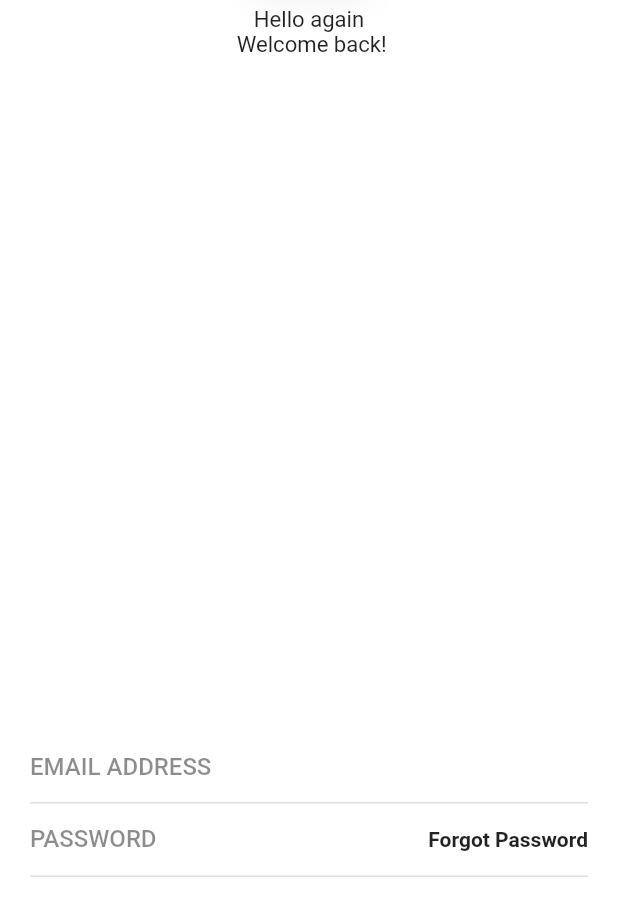
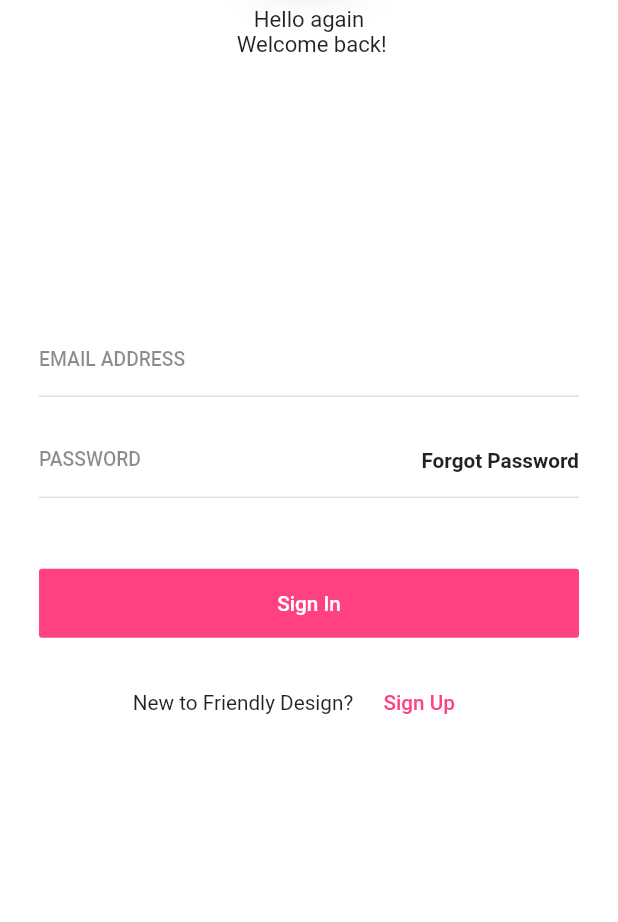
Before and after one commit to SupineDread/app_design, a Flutter app: the screen it shows after launch, on a phone screen of 412 x 824 dp, the part 314-1236 px from its top. Run offline on Flutter 3.47's test engine with Material 2 defaults, Android fonts, the phone set to English and light mode, and no system bars; our stand-ins replace flutter_svg.

Commit message:
More code

```diff
--- a/lib/utils/responsive.dart
+++ b/lib/utils/responsive.dart
@@ -3,10 +3,12 @@ import 'dart:math' as math;
 
 class Responsive {
   double _width, _height, _diagonal;
+  bool _isTablet;
 
   double get width => _width;
   double get height => _height;
   double get diagonal => _diagonal;
+  bool get isTablet => _isTablet;
 
   static Responsive of(BuildContext context) => Responsive(context);
 
@@ -16,6 +18,7 @@ class Responsive {
     this._height = size.height;
     this._diagonal =
         math.sqrt(math.pow(this._width, 2) + math.pow(this._height, 2));
+    this._isTablet = size.shortestSide >= 600;
   }
 
   double wp(double percent) => _width * percent / 100;
--- a/lib/widgets/input_text.dart
+++ b/lib/widgets/input_text.dart
@@ -4,20 +4,25 @@ class InputText extends StatelessWidget {
   final String label;
   final TextInputType keyboardType;
   final bool obscureText, borderEnabled;
+  final double fontSize;
 
-  const InputText({
-    Key key,
-    this.label = "",
-    this.keyboardType = TextInputType.text,
-    this.obscureText = false,
-    this.borderEnabled = true,
-  }) : super(key: key);
+  const InputText(
+      {Key key,
+      this.label = "",
+      this.keyboardType = TextInputType.text,
+      this.obscureText = false,
+      this.borderEnabled = true,
+      this.fontSize = 15})
+      : super(key: key);
 
   @override
   Widget build(BuildContext context) {
     return TextFormField(
       keyboardType: this.keyboardType,
       obscureText: this.obscureText,
+      style: TextStyle(
+        fontSize: this.fontSize,
+      ),
       decoration: InputDecoration(
         contentPadding: EdgeInsets.symmetric(vertical: 5),
         enabledBorder: this.borderEnabled
--- a/lib/widgets/login_form.dart
+++ b/lib/widgets/login_form.dart
@@ -1,4 +1,5 @@
 import 'package:flutter/material.dart';
+import 'package:flutter_api_rest/utils/responsive.dart';
 import 'package:flutter_api_rest/widgets/input_text.dart';
 
 class LoginForm extends StatefulWidget {
@@ -9,15 +10,23 @@ class LoginForm extends StatefulWidget {
 class _LoginFormState extends State<LoginForm> {
   @override
   Widget build(BuildContext context) {
+    final Responsive responsive = Responsive.of(context);
+
     return Positioned(
       bottom: 30,
-      left: 20,
-      right: 20,
+      child: Container(
+        constraints: BoxConstraints(
+          maxWidth: responsive.isTablet ? 430 : 360,
+        ),
         child: Column(
           children: <Widget>[
             InputText(
               keyboardType: TextInputType.emailAddress,
               label: "EMAIL ADDRESS",
+              fontSize: responsive.dp(responsive.isTablet ? 1.2 : 1.4),
+            ),
+            SizedBox(
+              height: responsive.dp(2),
             ),
             Container(
               decoration: BoxDecoration(
@@ -32,6 +41,7 @@ class _LoginFormState extends State<LoginForm> {
                       obscureText: true,
                       borderEnabled: false,
                       label: "PASSWORD",
+                      fontSize: responsive.dp(responsive.isTablet ? 1.2 : 1.4),
                     ),
                   ),
                   FlatButton(
@@ -40,6 +50,8 @@ class _LoginFormState extends State<LoginForm> {
                       "Forgot Password",
                       style: TextStyle(
                         fontWeight: FontWeight.bold,
+                        fontSize:
+                            responsive.dp(responsive.isTablet ? 1.2 : 1.5),
                       ),
                     ),
                     onPressed: () {},
@@ -47,7 +59,55 @@ class _LoginFormState extends State<LoginForm> {
                 ],
               ),
             ),
+            SizedBox(
+              height: responsive.dp(5),
+            ),
+            SizedBox(
+              width: double.infinity,
+              child: FlatButton(
+                padding: EdgeInsets.symmetric(
+                  vertical: 15.0,
+                ),
+                child: Text(
+                  "Sign In",
+                  style: TextStyle(
+                    color: Colors.white,
+                    fontSize: responsive.dp(1.5),
+                  ),
+                ),
+                onPressed: () {},
+                color: Colors.pinkAccent,
+              ),
+            ),
+            SizedBox(
+              height: responsive.dp(2),
+            ),
+            Row(
+              mainAxisAlignment: MainAxisAlignment.center,
+              children: <Widget>[
+                Text(
+                  "New to Friendly Design?",
+                  style: TextStyle(
+                    fontSize: responsive.dp(1.5),
+                  ),
+                ),
+                FlatButton(
+                  child: Text(
+                    "Sign Up",
+                    style: TextStyle(
+                      color: Colors.pinkAccent,
+                      fontSize: responsive.dp(1.5),
+                    ),
+                  ),
+                  onPressed: () {},
+                ),
               ],
+            ),
+            SizedBox(
+              height: responsive.dp(10),
+            ),
+          ],
+        ),
       ),
     );
   }
```
Lines whose indentation alone changed are shown as unchanged.
